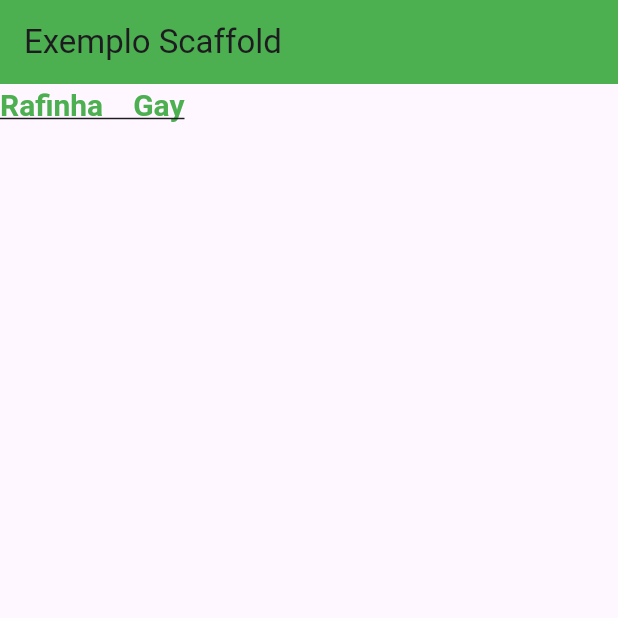
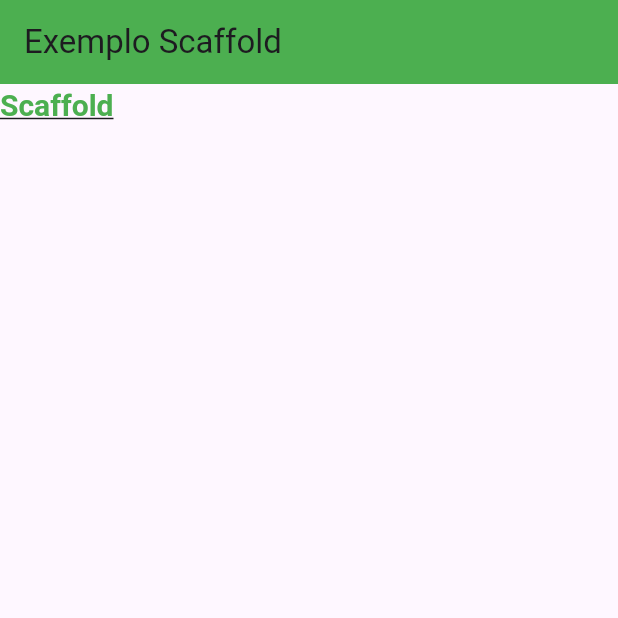
Before and after one commit to leofsousa/curso-flutter, a Flutter app: the screen it shows after launch, on a phone screen of 412 x 824 dp, the top half of it. Run offline on Flutter 3.47's test engine with Material 3 defaults, Android fonts, the light colour scheme and no system bars.

Commit message:
Update main.dart

```diff
--- a/app_container/lib/main.dart
+++ b/app_container/lib/main.dart
@@ -11,7 +11,7 @@
       body: Container(
         child: const Column(
           children: [
-            Text("Rafinha Gay",
+            Text("Scaffold",
             style: TextStyle(
               fontSize: 20,
               color: Colors.green,
```
